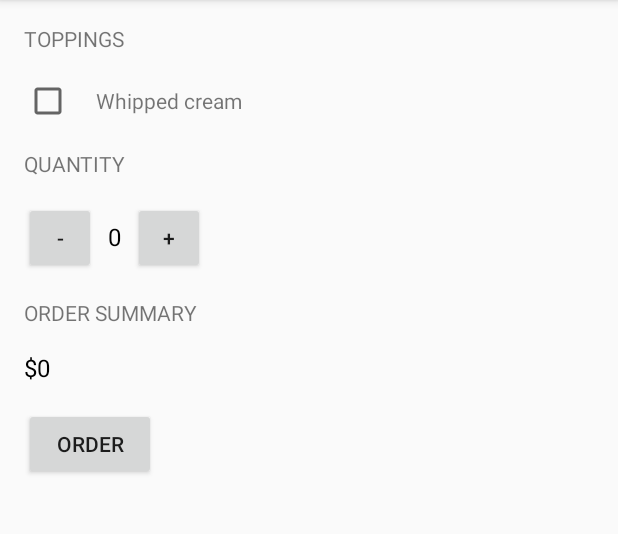
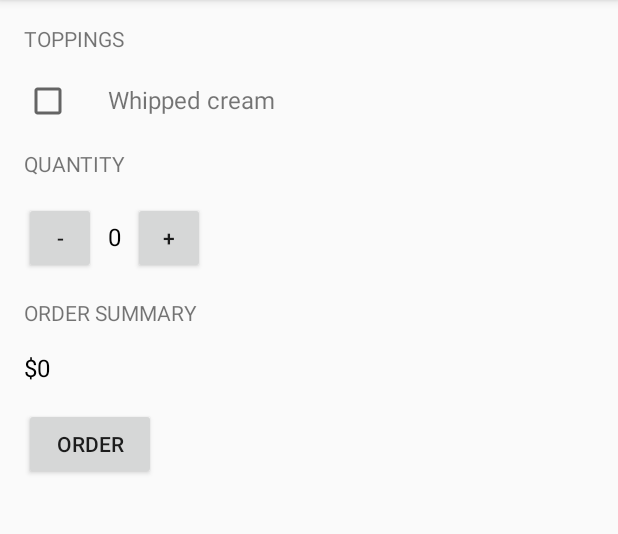
Before and after one commit to KimJoon93/Android-Basics-Nanodegree, an Android app: the screen it shows after launch (MainActivity), on a phone screen of 412 x 824 dp, the part 84-618 px from its top. Run offline under Robolectric (Android 15) with nearby library versions, the phone set to English and light mode, and no system bars.

Commit message:
Fix size of TextView

```diff
--- a/JustJava/app/src/main/res/layout/activity_main.xml
+++ b/JustJava/app/src/main/res/layout/activity_main.xml
@@ -23,7 +23,8 @@
             android:layout_height="wrap_content" />
 
         <TextView
-            android:layout_marginLeft="16dp"
+            android:textSize="16sp"
+            android:layout_marginLeft="24dp"
             android:text="Whipped cream"
             android:layout_width="wrap_content"
             android:layout_height="wrap_content" />
```
